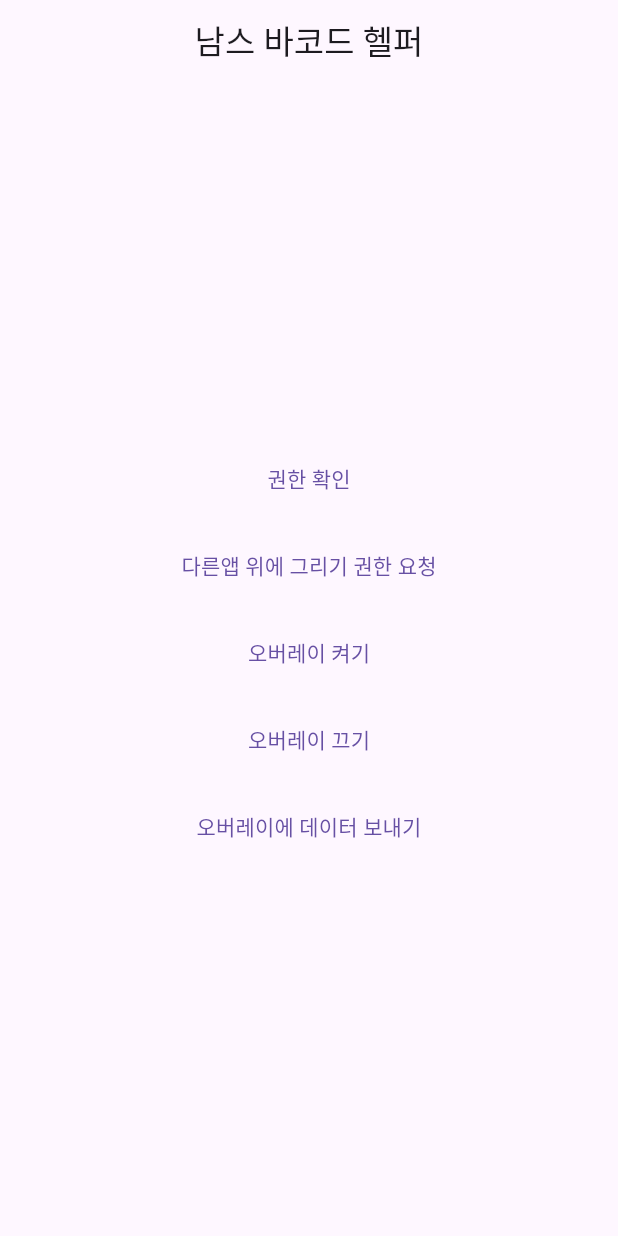
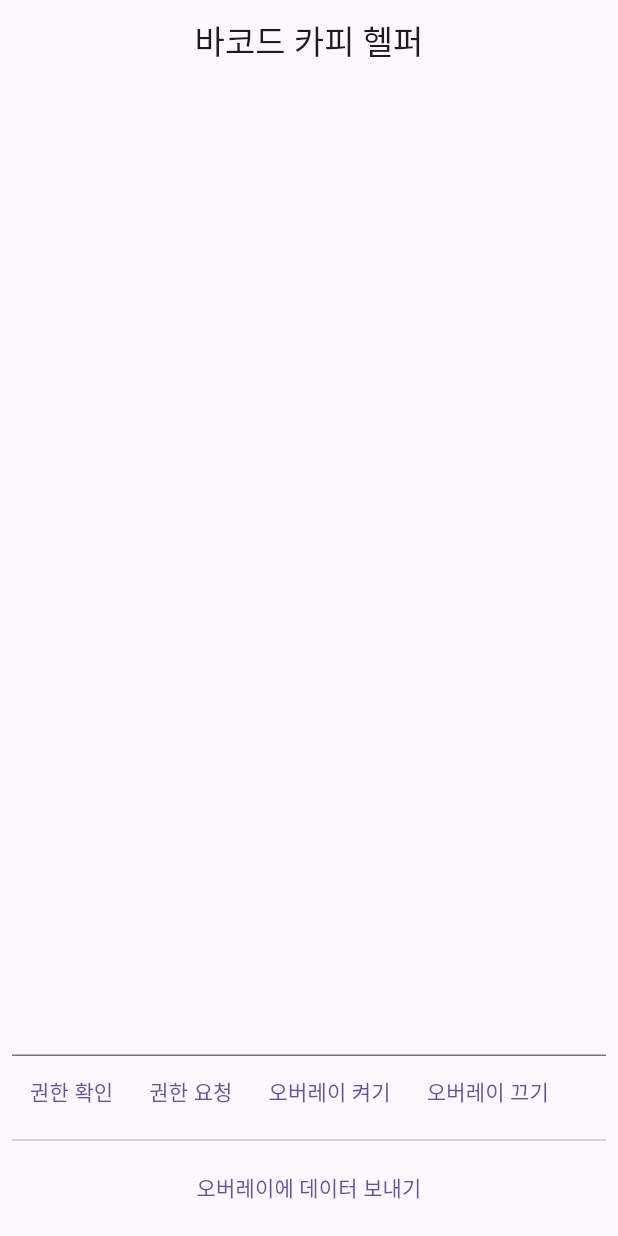
Before and after one commit to GyunHo/NamsHelper, a Flutter app: the screen it shows after launch, after a tap on "오버레이에 데이터 보내기", on a phone screen of 412 x 824 dp. Run offline on Flutter 3.47's test engine with Material 3 defaults, Android fonts, the phone set to English and light mode, and no system bars; missing offline and left inert: flutter_overlay_window.

Commit message:
lineSpliter modify layout

```diff
--- a/lib/home_page.dart
+++ b/lib/home_page.dart
@@ -1,3 +1,4 @@
+import 'dart:convert';
 import 'dart:developer';
 import 'dart:isolate';
 import 'dart:ui';
@@ -5,7 +6,6 @@ import 'dart:ui';
 import 'package:flutter/material.dart';
 import 'package:flutter/services.dart';
 import 'package:flutter_overlay_window/flutter_overlay_window.dart';
-import '';
 
 class HomePage extends StatefulWidget {
   const HomePage({super.key});
@@ -15,8 +15,10 @@ class HomePage extends StatefulWidget {
 }
 
 class _HomePageState extends State<HomePage> {
+  TextEditingController textEditingController = TextEditingController();
   final _receivePort = ReceivePort();
   SendPort? homePort;
+  bool isGranted = false;
 
   @override
   void initState() {
@@ -38,31 +40,45 @@ class _HomePageState extends State<HomePage> {
   Widget build(BuildContext context) {
     return Scaffold(
       appBar: AppBar(
-        title: const Text('남스 바코드 헬퍼'),
+        title: const Text('바코드 카피 헬퍼'),
         centerTitle: true,
       ),
-      body: Center(
-        child: SingleChildScrollView(
+      body: Padding(
+        padding: const EdgeInsets.all(8.0),
         child: Column(
+          children: [
+            Flexible(
+              child: TextField(
+                controller: textEditingController,
+                maxLines: null, // Set this
+                expands: true, // and this
+                keyboardType: TextInputType.multiline,
+              ),
+            ),
+            SingleChildScrollView(
+              child: Row(
                 children: [
                   TextButton(
                     onPressed: () async {
                       final status =
                           await FlutterOverlayWindow.isPermissionGranted();
                       log('권한 승인 상태: $status');
+                      if (!mounted) return;
+                      ScaffoldMessenger.of(context).showSnackBar(SnackBar(
+                          duration: const Duration(seconds: 1),
+                          content:
+                              Text(status ? "권한 승인 상태" : '권한 거부 상태, 권한 부여필요')));
                     },
                     child: const Text("권한 확인"),
                   ),
-              const SizedBox(height: 10.0),
                   TextButton(
                     onPressed: () async {
                       final bool? res =
                           await FlutterOverlayWindow.requestPermission();
                       log("권한 승인 요청 결과: $res");
                     },
-                child: const Text("다른앱 위에 그리기 권한 요청"),
+                    child: const Text("권한 요청"),
                   ),
-              const SizedBox(height: 10.0),
                   TextButton(
                       onPressed: () async {
                         final isActive = await FlutterOverlayWindow.isActive();
@@ -70,8 +86,8 @@ class _HomePageState extends State<HomePage> {
                         await FlutterOverlayWindow.showOverlay(
                             alignment: OverlayAlignment.topCenter,
                             enableDrag: false,
-                        overlayTitle: '남스 헬퍼',
-                        overlayContent: '남스 헬퍼 실행중',
+                            overlayTitle: '바코드 헬퍼',
+                            overlayContent: '바코드 헬퍼 실행중',
                             flag: OverlayFlag.focusPointer,
                             visibility: NotificationVisibility.visibilityPublic,
                             positionGravity: PositionGravity.none,
@@ -79,30 +95,52 @@ class _HomePageState extends State<HomePage> {
                             width: WindowSize.matchParent);
                       },
                       child: const Text('오버레이 켜기')),
-              const SizedBox(height: 10.0),
                   TextButton(
                     onPressed: () async {
                       await FlutterOverlayWindow.closeOverlay();
                     },
                     child: const Text("오버레이 끄기"),
                   ),
-              const SizedBox(height: 10.0),
+                ],
+              ),
+            ),
+            const Divider(),
             TextButton(
               onPressed: () async {
-                  List<List<String>> sendData = [
-                    ['1', '2', '3', '4'],
-                    ['4', '5', '6', '7'],
-                    ['8', '9', '10', '11']
-                  ];
-                  await FlutterOverlayWindow.shareData(sendData);
+                List<List<String>> data = splitText();
+                if (await FlutterOverlayWindow.isPermissionGranted()) {
+                  await FlutterOverlayWindow.shareData(data);
+                }
               },
               child: const Text("오버레이에 데이터 보내기"),
             ),
-              const SizedBox(height: 10.0),
           ],
-          ),
         ),
       ),
     );
   }
+
+  List<List<String>> splitText() {
+    Map<String, List<String>> data = {};
+    LineSplitter ls = const LineSplitter();
+    List<String> lsData = ls.convert(textEditingController.text);
+
+    List<List<String>> res = lsData.map((e) => e.split(' ')).toList();
+    for (List<String> barcodes in res) {
+      data.update(barcodes[1], (value) {
+        List<String> li = value;
+        li.add(barcodes[0]);
+        return li;
+      }, ifAbsent: () {
+        return data[barcodes[1]] = [barcodes[0]];
+      });
     }
+    List<List<String>> result = [];
+    data.forEach((key, value) {
+      List<String> temp = [key];
+      temp.addAll(value);
+      result.add(temp);
+    });
+    return result;
+  }
+}
--- a/lib/overlay_page.dart
+++ b/lib/overlay_page.dart
@@ -36,7 +36,7 @@ class _OverlayPageState extends State<OverlayPage> {
                             toHomePort?.send(barcode.toString());
                           },
                           child: Text(
-                            'bar ${barcode.toString()}',
+                            barcode.toString(),
                             style: TextStyle(color: Colors.red),
                           ));
                     }).toList();
```
Lines whose indentation alone changed are shown as unchanged.
